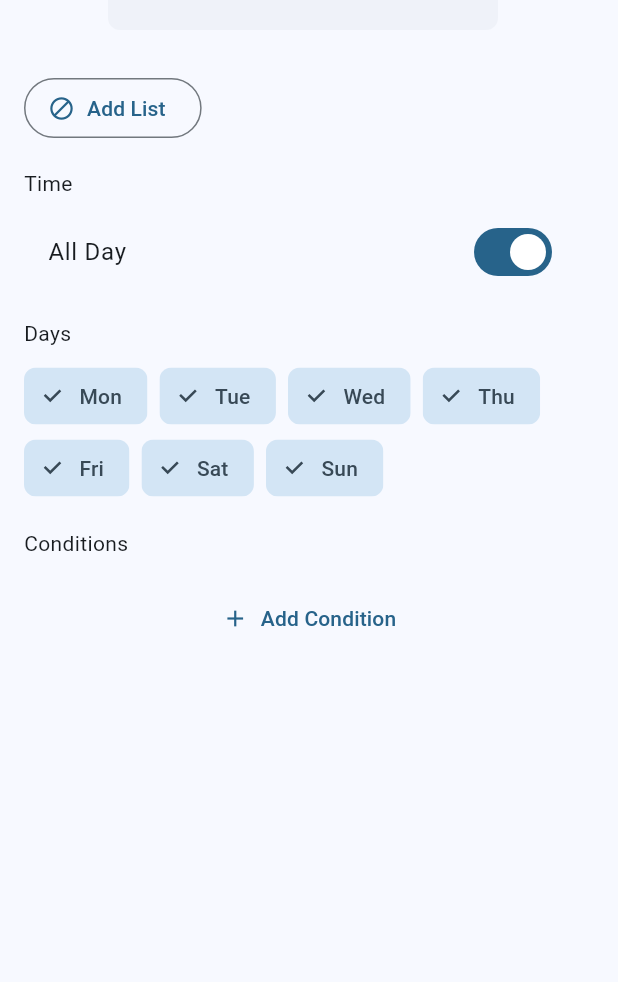
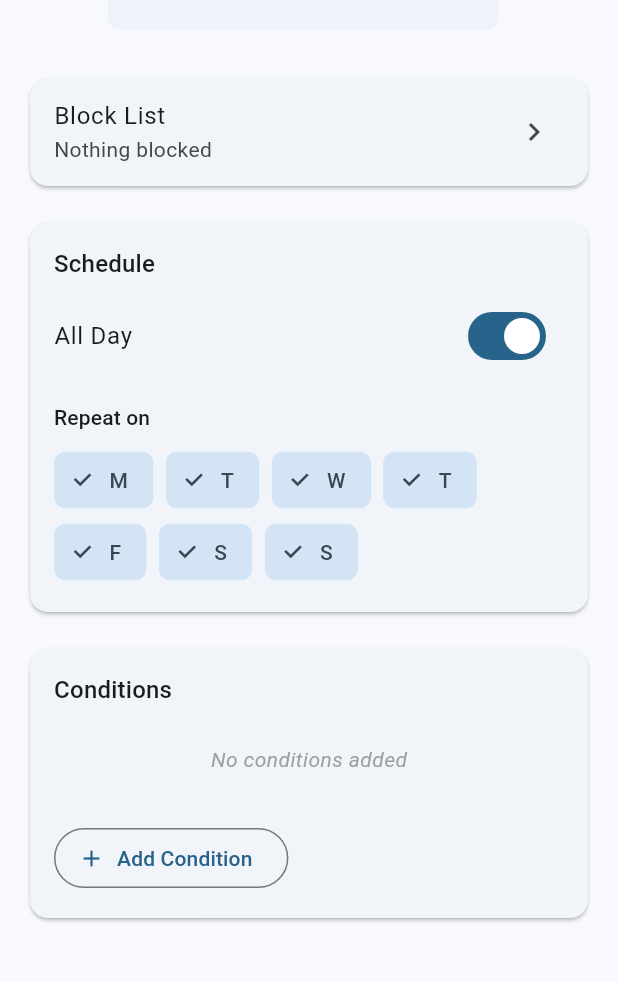
Before and after one commit to feznyng/Routine, a Flutter app: the screen it shows after launch, after a tap on the "add" icon, on a phone screen of 412 x 824 dp, the part 72-1054 px from its top. Run offline on Flutter 3.47's test engine with Material 3 defaults, Android fonts, the phone set to English and light mode, and no system bars; our stand-ins replace package_info_plus; missing offline and left inert: cron, launch_at_startup, tray_manager, window_manager; statements that could not run were skipped.

Commit message:
improve routine page UI

```diff
--- a/lib/widgets/routine_page.dart
+++ b/lib/widgets/routine_page.dart
@@ -196,12 +196,45 @@ class _RoutinePageState extends State<RoutinePage> {
     }
   }
 
+  Widget _buildBlockListSection() {
+    String summary = '';
+    if (_selectedApps.isEmpty && _selectedSites.isEmpty) {
+      summary = _blockSelected ? 'Nothing blocked' : 'Everything blocked';
+    } else {
+      List<String> parts = [];
+      if (_selectedApps.isNotEmpty) {
+        parts.add('${_selectedApps.length} apps');
+      }
+      if (_selectedSites.isNotEmpty) {
+        parts.add('${_selectedSites.length} sites');
+      }
+      summary = _blockSelected
+          ? 'Blocking ${parts.join(", ")}'
+          : 'Allowing ${parts.join(", ")}';
+    }
+
+    return Card(
+      child: ListTile(
+        title: const Text('Block List'),
+        subtitle: Text(summary),
+        trailing: const Icon(Icons.chevron_right),
+        onTap: _toggleBlockList,
+      ),
+    );
+  }
+
   Widget _buildTimeSection() {
-    return Column(
+    return Card(
+      child: Column(
         crossAxisAlignment: CrossAxisAlignment.start,
         children: [
-        const Text('Time'),
-        const SizedBox(height: 8),
+          Padding(
+            padding: const EdgeInsets.fromLTRB(16, 16, 16, 8),
+            child: Text(
+              'Schedule',
+              style: Theme.of(context).textTheme.titleMedium,
+            ),
+          ),
           SwitchListTile(
             title: const Text('All Day'),
             value: _isAllDay,
@@ -215,8 +248,10 @@ class _RoutinePageState extends State<RoutinePage> {
           if (!_isAllDay) ...[
             ListTile(
               title: const Text('Start Time'),
-            trailing: Text(_startTime.format(context)),
-            onTap: () async {
+              trailing: TextButton.icon(
+                icon: const Icon(Icons.access_time),
+                label: Text(_startTime.format(context)),
+                onPressed: () async {
                   final TimeOfDay? time = await showTimePicker(
                     context: context,
                     initialTime: _startTime,
@@ -229,10 +264,13 @@ class _RoutinePageState extends State<RoutinePage> {
                   }
                 },
               ),
+            ),
             ListTile(
               title: const Text('End Time'),
-            trailing: Text(_endTime.format(context)),
-            onTap: () async {
+              trailing: TextButton.icon(
+                icon: const Icon(Icons.access_time),
+                label: Text(_endTime.format(context)),
+                onPressed: () async {
                   final TimeOfDay? time = await showTimePicker(
                     context: context,
                     initialTime: _endTime,
@@ -245,66 +283,68 @@ class _RoutinePageState extends State<RoutinePage> {
                   }
                 },
               ),
+            ),
           ],
-      ],
-    );
-  }
-
-  Widget _buildDaySelector() {
-    const days = ['Mon', 'Tue', 'Wed', 'Thu', 'Fri', 'Sat', 'Sun'];
-    return Column(
+          const SizedBox(height: 8),
+          Padding(
+            padding: const EdgeInsets.fromLTRB(16, 8, 16, 16),
+            child: Column(
               crossAxisAlignment: CrossAxisAlignment.start,
               children: [
-        const Text('Days'),
+                Text(
+                  'Repeat on',
+                  style: Theme.of(context).textTheme.titleSmall,
+                ),
                 const SizedBox(height: 8),
                 Wrap(
                   spacing: 8,
-          children: List.generate(7, (index) {
-            return FilterChip(
-              label: Text(days[index]),
-              selected: _selectedDays[index],
-              onSelected: (selected) {
+                  children: [
+                    for (int i = 0; i < 7; i++)
+                      FilterChip(
+                        label: Text(['M', 'T', 'W', 'T', 'F', 'S', 'S'][i]),
+                        selected: _selectedDays[i],
+                        onSelected: (bool selected) {
                           setState(() {
-                  _selectedDays[index] = selected;
+                            _selectedDays[i] = selected;
                             _validateRoutine();
                           });
                         },
-            );
-          }),
                       ),
                   ],
-    );
-  }
-
-  Widget _buildBlockListSection() {
-    return Column(
-      crossAxisAlignment: CrossAxisAlignment.start,
-      children: [
-        OutlinedButton.icon(
-          onPressed: _toggleBlockList,
-          icon: const Icon(Icons.block),
-          label: Text(_selectedApps.isEmpty && _selectedSites.isEmpty
-              ? 'Add List'
-              : 'Edit List'),
-        ),
-        if (_selectedApps.isNotEmpty || _selectedSites.isNotEmpty) ...[
-          const SizedBox(height: 8),
-          Text(
-            '${_blockSelected ? "Blocking" : "Allowing"} ${_selectedApps.length} apps'
-            '${_selectedSites.isNotEmpty ? " and ${_selectedSites.length} sites" : ""}',
-            style: Theme.of(context).textTheme.bodySmall,
                 ),
               ],
+            ),
+          ),
         ],
+      ),
     );
   }
 
   Widget _buildConditionsList() {
-    return Column(
+    return Card(
+      child: Column(
         crossAxisAlignment: CrossAxisAlignment.start,
         children: [
-        const Text('Conditions'),
-        const SizedBox(height: 8),
+          Padding(
+            padding: const EdgeInsets.fromLTRB(16, 16, 16, 8),
+            child: Text(
+              'Conditions',
+              style: Theme.of(context).textTheme.titleMedium,
+            ),
+          ),
+          if (_conditions.isEmpty)
+            const Padding(
+              padding: EdgeInsets.all(16),
+              child: Center(
+                child: Text(
+                  'No conditions added',
+                  style: TextStyle(
+                    fontStyle: FontStyle.italic,
+                    color: Colors.grey,
+                  ),
+                ),
+              ),
+            ),
           ListView.builder(
             shrinkWrap: true,
             physics: const NeverScrollableScrollPhysics(),
@@ -324,23 +364,21 @@ class _RoutinePageState extends State<RoutinePage> {
               );
             },
           ),
-        const SizedBox(height: 8),
-        SizedBox(
-          width: double.infinity,
-          child: TextButton.icon(
+          Padding(
+            padding: const EdgeInsets.all(16),
+            child: OutlinedButton.icon(
               onPressed: () {
                 setState(() {
+                  //_conditions.add(Condition());
                   _validateRoutine();
                 });
               },
               icon: const Icon(Icons.add),
               label: const Text('Add Condition'),
-            style: TextButton.styleFrom(
-              padding: const EdgeInsets.symmetric(vertical: 12),
-            ),
             ),
           ),
         ],
+      ),
     );
   }
 
@@ -384,24 +422,20 @@ class _RoutinePageState extends State<RoutinePage> {
         ],
       ),
       body: SingleChildScrollView(
-        padding: const EdgeInsets.all(16),
+        child: Padding(
+          padding: const EdgeInsets.symmetric(horizontal: 16),
           child: Column(
             crossAxisAlignment: CrossAxisAlignment.start,
             children: [
+              const SizedBox(height: 16),
               _buildBlockListSection(),
               const SizedBox(height: 16),
               _buildTimeSection(),
               const SizedBox(height: 16),
-            _buildDaySelector(),
-            const SizedBox(height: 16),
               _buildConditionsList(),
               if (widget.onDelete != null) ...[
                 const SizedBox(height: 24),
-              const Divider(),
-              const SizedBox(height: 16),
-              SizedBox(
-                width: double.infinity,
-                child: TextButton.icon(
+                TextButton.icon(
                   onPressed: _confirmDelete,
                   icon: const Icon(Icons.delete_outline, color: Colors.red),
                   label: const Text('Delete Routine',
@@ -411,9 +445,10 @@ class _RoutinePageState extends State<RoutinePage> {
                     padding: const EdgeInsets.symmetric(vertical: 12),
                   ),
                 ),
-              ),
+                const SizedBox(height: 32),
               ],
             ],
+          ),
         ),
       ),
     );
```
Lines whose indentation alone changed are shown as unchanged.
